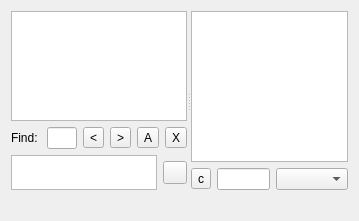
The window that eiskaltdcpp/ui/HubFrame.ui (eiskaltdcpp/eiskaltdcpp) describes before a commit, drawn with Qt 5.
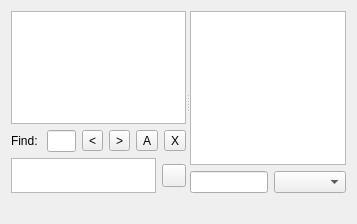
The same window after the commit. Custom widgets are drawn as their Qt base class.

```diff
--- a/eiskaltdcpp/ui/HubFrame.ui
+++ b/eiskaltdcpp/ui/HubFrame.ui
@@ -6,8 +6,8 @@
    <rect>
     <x>0</x>
     <y>0</y>
-    <width>359</width>
-    <height>221</height>
+    <width>357</width>
+    <height>224</height>
    </rect>
   </property>
   <property name="windowTitle">
@@ -56,6 +56,12 @@
          </item>
          <item>
           <widget class="QFrame" name="frame">
+           <property name="sizePolicy">
+            <sizepolicy hsizetype="Preferred" vsizetype="Preferred">
+             <horstretch>0</horstretch>
+             <verstretch>0</verstretch>
+            </sizepolicy>
+           </property>
            <property name="frameShape">
             <enum>QFrame::NoFrame</enum>
            </property>
@@ -213,17 +219,7 @@
        <item>
         <layout class="QHBoxLayout" name="horizontalLayout_2">
          <item>
-          <widget class="QToolButton" name="toolButton_CLEAR_FILTER">
-           <property name="toolTip">
-            <string>Clear filter</string>
-           </property>
-           <property name="text">
-            <string>c</string>
-           </property>
-          </widget>
-         </item>
-         <item>
-          <widget class="QLineEdit" name="lineEdit_FILTER"/>
+          <widget class="LineEdit" name="lineEdit_FILTER"/>
          </item>
          <item>
           <widget class="QComboBox" name="comboBox_COLUMNS"/>
@@ -305,6 +301,11 @@
    <extends>QPlainTextEdit</extends>
    <header>ChatEdit.h</header>
   </customwidget>
+  <customwidget>
+   <class>LineEdit</class>
+   <extends>QLineEdit</extends>
+   <header>LineEdit.h</header>
+  </customwidget>
  </customwidgets>
  <resources/>
  <connections>
```
Left out of the diff: 21 changed lines with no effect on the pictures.
